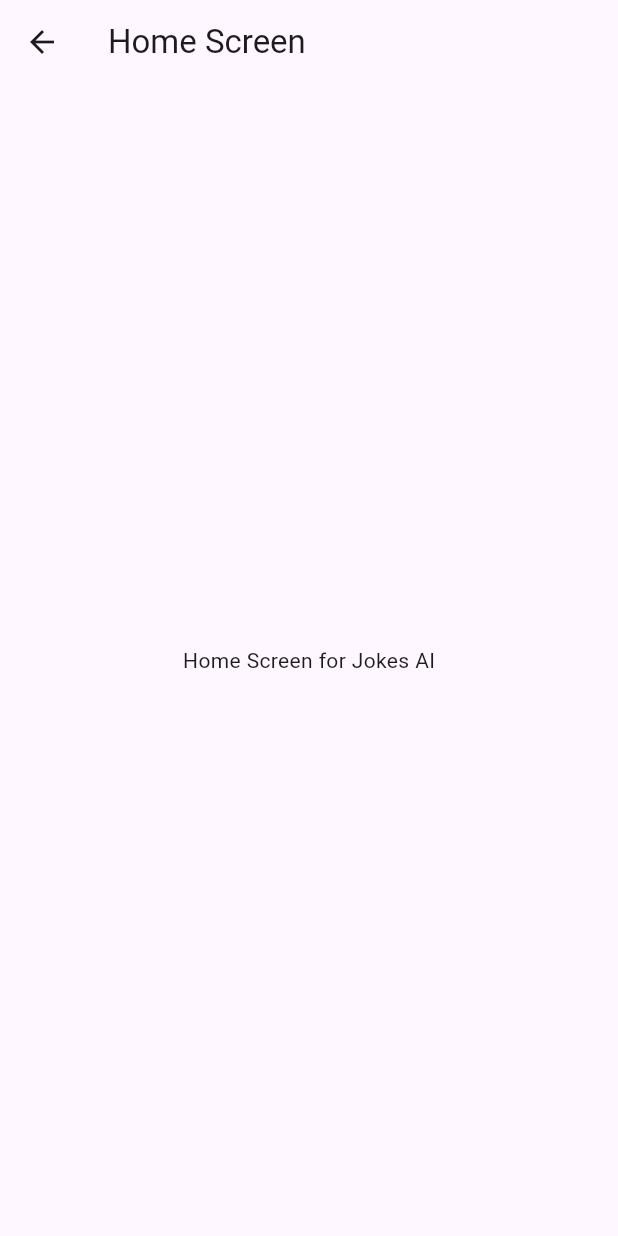
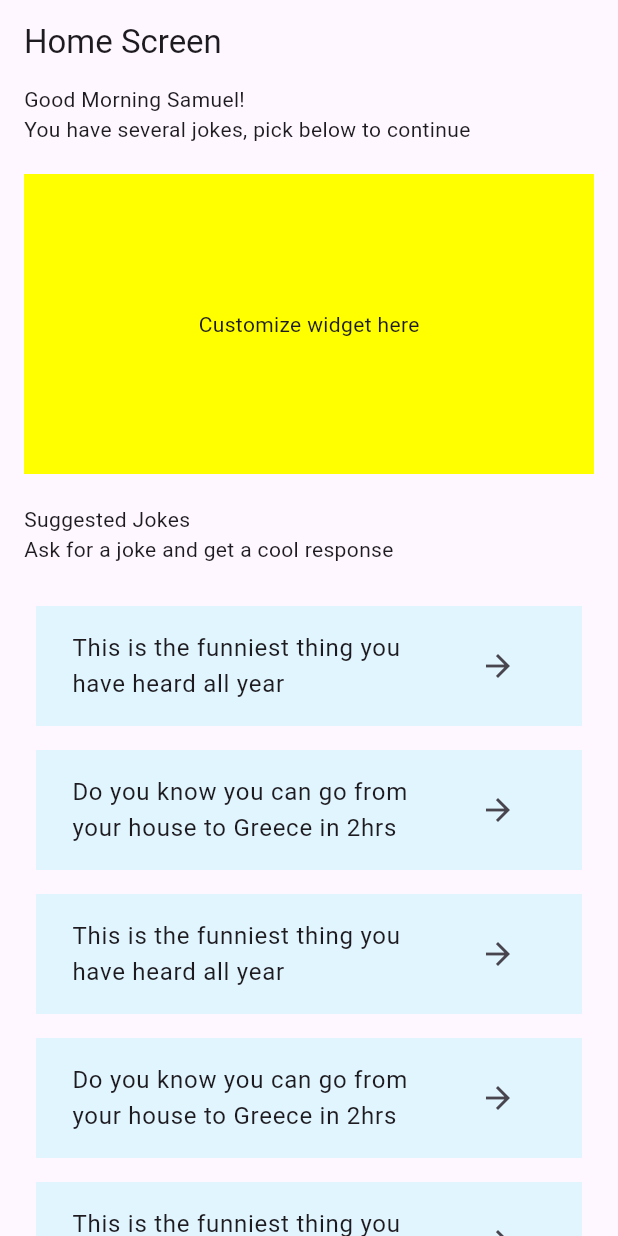
Before and after one commit to AdahGodwin/joke-ai-app, a Flutter app: the HomeScreen screen opened directly, on a phone screen of 412 x 824 dp. Run offline on Flutter 3.47's test engine with Material 3 defaults, Android fonts, the phone set to English and light mode, and no system bars.

Commit message:
Initial structure of Home screen

```diff
--- a/lib/main.dart
+++ b/lib/main.dart
@@ -1,7 +1,7 @@
 import 'package:flutter/material.dart';
 import 'package:flutter/services.dart';
 import 'package:jokes_ai_app/providers/chats_provider.dart';
-import 'package:jokes_ai_app/screens/menu/nav_screen.dart';
+import 'package:jokes_ai_app/screens/home_screen.dart';
 import 'package:provider/provider.dart';
 
 void main() {
@@ -27,7 +27,7 @@ class MyApp extends StatelessWidget {
           colorScheme: ColorScheme.fromSeed(seedColor: Colors.deepPurple),
           useMaterial3: true,
         ),
-        home: const NavScreen(),
+        home: const HomeScreen(),
       ),
     );
   }
--- /dev/null
+++ b/lib/models/joke_suggestion_data.dart
@@ -0,0 +1,5 @@
+class JokeSuggestionData {
+  String jokeTitle;
+
+  JokeSuggestionData({required this.jokeTitle});
+}
--- a/lib/screens/home_screen.dart
+++ b/lib/screens/home_screen.dart
@@ -1,17 +1,43 @@
 import 'package:flutter/material.dart';
+import 'package:jokes_ai_app/widgets/joke_suggestion.dart';
 
 class HomeScreen extends StatelessWidget {
-  const HomeScreen({super.key});
+  const HomeScreen({Key? key}) : super(key: key);
 
   @override
   Widget build(BuildContext context) {
     return Scaffold(
-      appBar: AppBar(
-        title: const Text('Home Screen'),
-      ),
-      body: const Center(
-        child: Text('Home Screen for Jokes AI'),
-      ),
-    );
+        appBar: AppBar(
+          title: const Text('Home Screen'),
+        ),
+        body: Padding(
+          padding: const EdgeInsets.symmetric(horizontal: 16.0),
+          child: Column(
+            crossAxisAlignment: CrossAxisAlignment.start,
+            children: [
+              const Text('Good Morning Samuel!'),
+              const Text('You have several jokes, pick below to continue'),
+              const SizedBox(
+                height: 20.0,
+              ),
+              Container(
+                decoration: const BoxDecoration(color: Colors.yellowAccent),
+                height: 200,
+                child: const Center(
+                  child: Text('Customize widget here'),
+                ),
+              ),
+              const SizedBox(
+                height: 20.0,
+              ),
+              const Text('Suggested Jokes'),
+              const Text('Ask for a joke and get a cool response'),
+              const SizedBox(
+                height: 20,
+              ),
+              Expanded(child: JokeSuggestion())
+            ],
+          ),
+        ));
   }
 }
--- /dev/null
+++ b/lib/widgets/joke_suggestion.dart
@@ -0,0 +1,56 @@
+import 'package:flutter/material.dart';
+import 'package:jokes_ai_app/models/joke_suggestion_data.dart';
+
+class JokeSuggestion extends StatelessWidget {
+  JokeSuggestion({Key? key}) : super(key: key);
+
+  final List<JokeSuggestionData> suggestedJokes = [
+    JokeSuggestionData(
+        jokeTitle: 'This is the funniest thing you have heard all year'),
+    JokeSuggestionData(
+        jokeTitle: 'Do you know you can go from your house to Greece in 2hrs'),
+    JokeSuggestionData(
+        jokeTitle: 'This is the funniest thing you have heard all year'),
+    JokeSuggestionData(
+        jokeTitle: 'Do you know you can go from your house to Greece in 2hrs'),
+    JokeSuggestionData(
+        jokeTitle: 'This is the funniest thing you have heard all year'),
+    JokeSuggestionData(
+        jokeTitle: 'Do you know you can go from your house to Greece in 2hrs'),
+    JokeSuggestionData(
+        jokeTitle: 'This is the funniest thing you have heard all year'),
+    JokeSuggestionData(
+        jokeTitle: 'Do you know you can go from your house to Greece in 2hrs'),
+  ];
+
+  @override
+  Widget build(BuildContext context) {
+    return Column(
+      children: [
+        Expanded(
+          child: ListView.builder(
+            itemCount: suggestedJokes.length,
+            itemBuilder: (context, index) {
+              return Container(
+                padding: const EdgeInsets.all(8.0),
+                margin: const EdgeInsets.all(8.0),
+                // decoration: const BoxDecoration(color: Colors.red),
+                color: Colors.lightBlue[50],
+                child: ListTile(
+                  title: Text(suggestedJokes[index].jokeTitle),
+                  trailing: IconButton(
+                    onPressed: () {},
+                    icon: const Icon(Icons.arrow_forward),
+                  ),
+                  onTap: () {
+                    // print('ListTile tapped');
+                  },
+                ),
+              );
+            },
+          ),
+        ),
+      ],
+    );
+  }
+}
```
